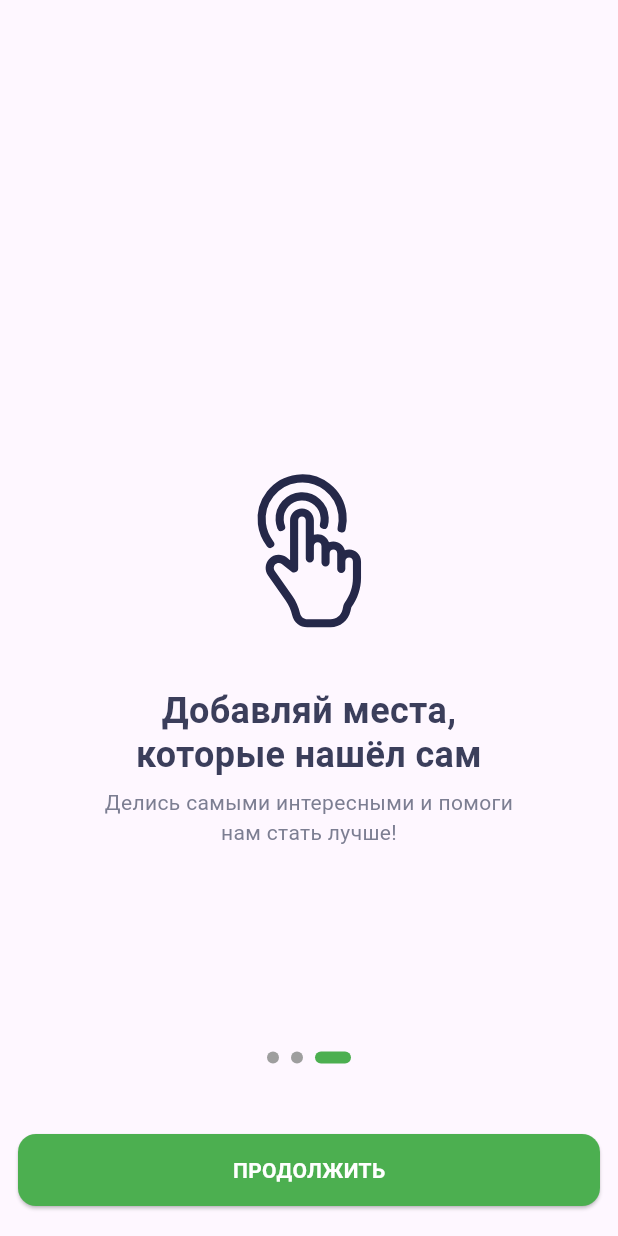
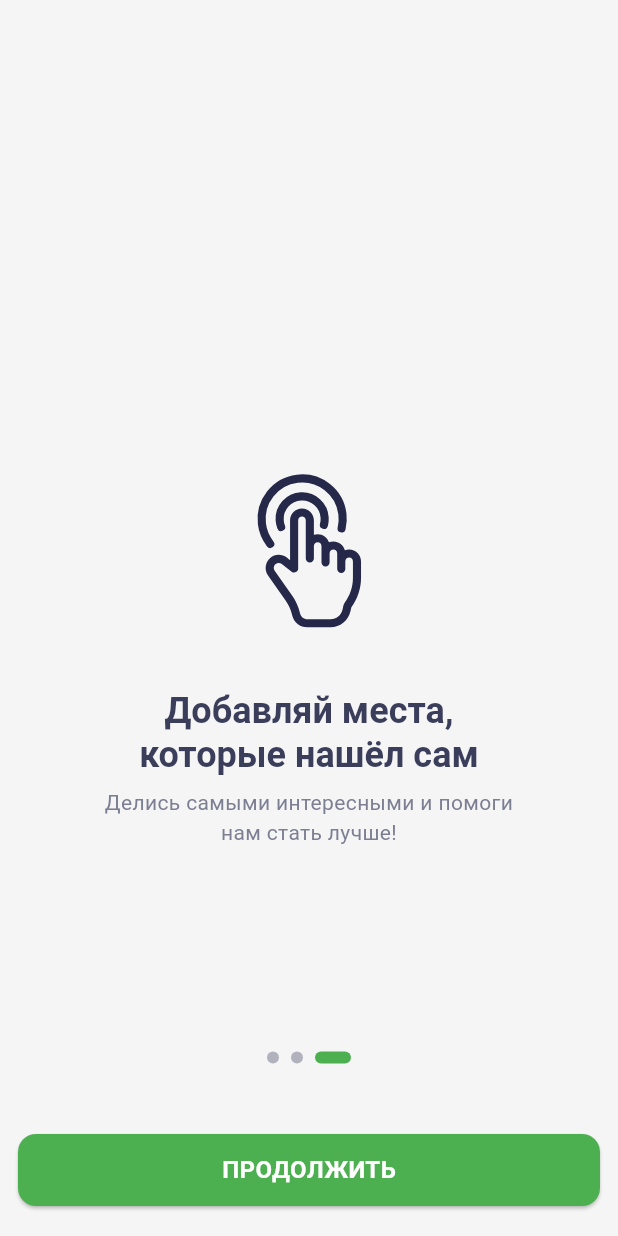
Before and after one commit to Mark-120/surf_interesting_places, a Flutter app: the screen it shows after launch, swiped to page 3, on a phone screen of 412 x 824 dp. Run offline on Flutter 3.47's test engine with Material 3 defaults, Android fonts, the phone set to English and light mode, and no system bars; our stand-ins replace flutter_svg.

Commit message:
feat: add uikit to the project

```diff
--- /dev/null
+++ b/lib/common/asset_paths.dart
@@ -0,0 +1,5 @@
+class AssetPaths {
+  static const String tutorial1 = 'assets/icons/tutorial_1.svg';
+  static const String tutorial2 = 'assets/icons/tutorial_2.svg';
+  static const String tutorial3 = 'assets/icons/tutorial_3.svg';
+}
--- a/lib/common/l10n/app_localizations.dart
+++ b/lib/common/l10n/app_localizations.dart
@@ -99,6 +99,54 @@ abstract class AppLocalizations {
   /// In ru, this message translates to:
   /// **'Привет, мир!'**
   String get helloWorld;
+
+  /// No description provided for @tutorialTitle1.
+  ///
+  /// In ru, this message translates to:
+  /// **'Добро пожаловать в Путеводитель'**
+  String get tutorialTitle1;
+
+  /// No description provided for @tutorialSubtitle1.
+  ///
+  /// In ru, this message translates to:
+  /// **'Ищи новые локации и сохраняй самые любимые.'**
+  String get tutorialSubtitle1;
+
+  /// No description provided for @tutorialTitle2.
+  ///
+  /// In ru, this message translates to:
+  /// **'Построй маршрут и отправляйся в путь'**
+  String get tutorialTitle2;
+
+  /// No description provided for @tutorialSubtitle2.
+  ///
+  /// In ru, this message translates to:
+  /// **'Достигай цели максимально быстро и комфортно.'**
+  String get tutorialSubtitle2;
+
+  /// No description provided for @tutorialTitle3.
+  ///
+  /// In ru, this message translates to:
+  /// **'Добавляй места, которые нашёл сам'**
+  String get tutorialTitle3;
+
+  /// No description provided for @tutorialSubtitle3.
+  ///
+  /// In ru, this message translates to:
+  /// **'Делись самыми интересными и помоги нам стать лучше!'**
+  String get tutorialSubtitle3;
+
+  /// No description provided for @tutorialSkipButton.
+  ///
+  /// In ru, this message translates to:
+  /// **'Пропустить'**
+  String get tutorialSkipButton;
+
+  /// No description provided for @tutorialContinueButton.
+  ///
+  /// In ru, this message translates to:
+  /// **'ПРОДОЛЖИТЬ'**
+  String get tutorialContinueButton;
 }
 
 class _AppLocalizationsDelegate
--- a/lib/common/l10n/app_localizations_ru.dart
+++ b/lib/common/l10n/app_localizations_ru.dart
@@ -10,4 +10,30 @@ class AppLocalizationsRu extends AppLocalizations {
 
   @override
   String get helloWorld => 'Привет, мир!';
+
+  @override
+  String get tutorialTitle1 => 'Добро пожаловать в Путеводитель';
+
+  @override
+  String get tutorialSubtitle1 => 'Ищи новые локации и сохраняй самые любимые.';
+
+  @override
+  String get tutorialTitle2 => 'Построй маршрут и отправляйся в путь';
+
+  @override
+  String get tutorialSubtitle2 =>
+      'Достигай цели максимально быстро и комфортно.';
+
+  @override
+  String get tutorialTitle3 => 'Добавляй места, которые нашёл сам';
+
+  @override
+  String get tutorialSubtitle3 =>
+      'Делись самыми интересными и помоги нам стать лучше!';
+
+  @override
+  String get tutorialSkipButton => 'Пропустить';
+
+  @override
+  String get tutorialContinueButton => 'ПРОДОЛЖИТЬ';
 }
--- a/lib/common/l10n/app_ru.arb
+++ b/lib/common/l10n/app_ru.arb
@@ -3,5 +3,13 @@
   "helloWorld": "Привет, мир!",
   "@helloWorld": {
     "description": "Строка, которую используют программисты при начале изучения программирования"
-  }
+  },
+  "tutorialTitle1": "Добро пожаловать в Путеводитель",
+  "tutorialSubtitle1": "Ищи новые локации и сохраняй самые любимые.",
+  "tutorialTitle2": "Построй маршрут и отправляйся в путь",
+  "tutorialSubtitle2": "Достигай цели максимально быстро и комфортно.",
+  "tutorialTitle3": "Добавляй места, которые нашёл сам",
+  "tutorialSubtitle3": "Делись самыми интересными и помоги нам стать лучше!",
+  "tutorialSkipButton": "Пропустить",
+  "tutorialContinueButton": "ПРОДОЛЖИТЬ"
 }
--- /dev/null
+++ b/lib/common/uikit/themes/app_colors.dart
@@ -0,0 +1,23 @@
+import 'package:flutter/material.dart';
+
+class AppColors {
+  static const Color white = Colors.white;
+  static const Color inactiveText = Color.fromRGBO(124, 126, 146, 0.56);
+
+  static const Color lightGreen = Color(0xFF4CAF50);
+  static const Color lightYellow = Color(0xFFFCDD3D);
+  static const Color lightRed = Color(0xFFEF4343);
+  static const Color lightMainText = Color(0xFF252849);
+  static const Color lightSecondaryText = Color(0xFF3B3E5B);
+  static const Color lightTertiaryText = Color(0xFF7C7E92);
+  static const Color lightBackground = Color(0xFFF5F5F5);
+
+  static const Color darkGreen = Color(0xFF6ADA6F);
+  static const Color darkYellow = Color(0xFFFFE769);
+  static const Color darkRed = Color(0xFFCF2A2A);
+  static const Color darkWhite = Colors.white;
+  static const Color darkDarkText = Color(0xFF1A1A20);
+  static const Color darkMainText = Color(0xFF21222C);
+  static const Color darkSecondaryText = Color(0xFF3B3E5B);
+  static const Color darkTertiaryText = Color(0xFF7C7E92);
+}
--- /dev/null
+++ b/lib/common/uikit/themes/app_text_styles.dart
@@ -0,0 +1,49 @@
+import 'package:flutter/material.dart';
+
+class AppTextStyles {
+  static const TextStyle largeTitle = TextStyle(
+    fontFamily: 'Roboto',
+    fontSize: 32,
+    fontWeight: FontWeight.bold,
+  );
+  static const TextStyle title = TextStyle(
+    fontFamily: 'Roboto',
+    fontWeight: FontWeight.bold,
+    fontSize: 24,
+    height: 1.2,
+  );
+
+  static const TextStyle subtitle = TextStyle(
+    fontFamily: 'Roboto',
+    fontWeight: FontWeight.w500,
+    fontSize: 18,
+  );
+
+  static const TextStyle regularText = TextStyle(
+    fontFamily: 'Roboto',
+    fontWeight: FontWeight.w500,
+    fontSize: 16,
+  );
+
+  static const TextStyle smallBold = TextStyle(
+    fontFamily: 'Roboto',
+    fontWeight: FontWeight.bold,
+    fontSize: 14,
+  );
+
+  static const TextStyle smallText = TextStyle(
+    fontFamily: 'Roboto',
+    fontSize: 14,
+  );
+
+  static const TextStyle superSmallText = TextStyle(
+    fontFamily: 'Roboto',
+    fontSize: 12,
+  );
+
+  static const TextStyle buttonText = TextStyle(
+    fontFamily: 'Roboto',
+    fontWeight: FontWeight.bold,
+    fontSize: 16,
+  );
+}
--- /dev/null
+++ b/lib/common/uikit/themes/app_themes.dart
@@ -0,0 +1,75 @@
+import 'package:flutter/material.dart';
+import 'package:surf_interesting_places/common/uikit/themes/app_colors.dart';
+import 'package:surf_interesting_places/common/uikit/themes/app_text_styles.dart';
+
+class AppThemes {
+  static ThemeData get lightTheme => ThemeData(
+    colorScheme: ColorScheme.light(
+      primary: AppColors.lightGreen,
+      secondary: AppColors.lightMainText,
+    ),
+    brightness: Brightness.light,
+    scaffoldBackgroundColor: AppColors.lightBackground,
+    textTheme: TextTheme(
+      headlineLarge: AppTextStyles.largeTitle.copyWith(
+        color: AppColors.lightSecondaryText,
+      ),
+      headlineMedium: AppTextStyles.title.copyWith(
+        color: AppColors.lightSecondaryText,
+      ),
+      headlineSmall: AppTextStyles.subtitle.copyWith(
+        color: AppColors.lightSecondaryText,
+      ),
+      titleMedium: AppTextStyles.regularText.copyWith(
+        color: AppColors.lightSecondaryText,
+      ),
+      titleSmall: AppTextStyles.smallBold.copyWith(
+        color: AppColors.lightSecondaryText,
+      ),
+      bodyMedium: AppTextStyles.smallText.copyWith(
+        color: AppColors.lightSecondaryText,
+      ),
+      bodySmall: AppTextStyles.superSmallText.copyWith(
+        color: AppColors.lightSecondaryText,
+      ),
+    ),
+    textButtonTheme: TextButtonThemeData(
+      style: TextButton.styleFrom(
+        textStyle: AppTextStyles.buttonText,
+        foregroundColor: AppColors.lightGreen,
+      ),
+    ),
+  );
+
+  static ThemeData get darkTheme => ThemeData(
+    colorScheme: ColorScheme.light(
+      primary: AppColors.darkGreen,
+      secondary: AppColors.darkMainText,
+    ),
+    brightness: Brightness.dark,
+    scaffoldBackgroundColor: AppColors.darkMainText,
+    textTheme: TextTheme(
+      headlineLarge: AppTextStyles.largeTitle.copyWith(
+        color: AppColors.darkWhite,
+      ),
+      headlineMedium: AppTextStyles.title.copyWith(color: AppColors.darkWhite),
+      headlineSmall: AppTextStyles.subtitle.copyWith(
+        color: AppColors.darkWhite,
+      ),
+      titleMedium: AppTextStyles.regularText.copyWith(
+        color: AppColors.darkWhite,
+      ),
+      titleSmall: AppTextStyles.smallBold.copyWith(color: AppColors.darkWhite),
+      bodyMedium: AppTextStyles.smallText.copyWith(color: AppColors.darkWhite),
+      bodySmall: AppTextStyles.superSmallText.copyWith(
+        color: AppColors.darkWhite,
+      ),
+    ),
+    textButtonTheme: TextButtonThemeData(
+      style: TextButton.styleFrom(
+        textStyle: AppTextStyles.buttonText,
+        foregroundColor: AppColors.darkGreen,
+      ),
+    ),
+  );
+}
--- a/lib/features/tutorial/presentation/tutorial_screen.dart
+++ b/lib/features/tutorial/presentation/tutorial_screen.dart
@@ -1,5 +1,10 @@
 import 'package:flutter/material.dart';
 import 'package:flutter_svg/svg.dart';
+import 'package:surf_interesting_places/common/asset_paths.dart';
+import 'package:surf_interesting_places/common/l10n/app_localizations.dart';
+import 'package:surf_interesting_places/common/uikit/themes/app_text_styles.dart';
+
+import '../../../common/uikit/themes/app_colors.dart';
 
 class TutorialScreen extends StatefulWidget {
   const TutorialScreen({super.key});
@@ -22,12 +27,7 @@ class _TutorialScreenState extends State<TutorialScreen> {
                   TextButton(
                     onPressed: () {},
                     child: Text(
-                      'Пропустить',
-                      style: TextStyle(
-                        fontFamily: 'Roboto',
-                        fontSize: 16,
-                        color: Color(0xFF4CAF50),
-                      ),
+                      AppLocalizations.of(context)!.tutorialSkipButton,
                     ),
                   ),
                 ]
@@ -100,7 +100,7 @@ class EmptyPageIndicator extends StatelessWidget {
       child: Container(
         decoration: BoxDecoration(
           borderRadius: BorderRadius.circular(8),
-          color: Colors.grey,
+          color: AppColors.inactiveText,
         ),
       ),
     );
@@ -118,7 +118,7 @@ class FullPageIndicator extends StatelessWidget {
       child: Container(
         decoration: BoxDecoration(
           borderRadius: BorderRadius.circular(8),
-          color: Color(0xFF4CAF50),
+          color: Theme.of(context).primaryColor,
         ),
       ),
     );
@@ -132,9 +132,9 @@ class WelcomeSubpage extends StatelessWidget {
   Widget build(BuildContext context) {
     return Center(
       child: _SubpageContent(
-        svgPath: 'assets/icons/tutorial_1.svg',
-        title: 'Добро пожаловать в Путеводитель',
-        subtitle: 'Ищи новые локации и сохраняй самые любимые.',
+        svgPath: AssetPaths.tutorial1,
+        title: AppLocalizations.of(context)!.tutorialTitle1,
+        subtitle: AppLocalizations.of(context)!.tutorialSubtitle1,
       ),
     );
   }
@@ -147,9 +147,9 @@ class RouteSubpage extends StatelessWidget {
   Widget build(BuildContext context) {
     return Center(
       child: _SubpageContent(
-        svgPath: 'assets/icons/tutorial_2.svg',
-        title: 'Построй маршрут и отправляйся в путь',
-        subtitle: 'Достигай цели максимально быстро и комфортно.',
+        svgPath: AssetPaths.tutorial2,
+        title: AppLocalizations.of(context)!.tutorialTitle2,
+        subtitle: AppLocalizations.of(context)!.tutorialSubtitle2,
       ),
     );
   }
@@ -164,9 +164,9 @@ class FavouriteSubpage extends StatelessWidget {
       children: [
         Center(
           child: _SubpageContent(
-            svgPath: 'assets/icons/tutorial_3.svg',
-            title: 'Добавляй места, которые нашёл сам',
-            subtitle: 'Делись самыми интересными и помоги нам стать лучше!',
+            svgPath: AssetPaths.tutorial3,
+            title: AppLocalizations.of(context)!.tutorialTitle3,
+            subtitle: AppLocalizations.of(context)!.tutorialSubtitle3,
           ),
         ),
         Positioned.fill(
@@ -183,12 +183,9 @@ class FavouriteSubpage extends StatelessWidget {
                     height: 48,
                     child: Center(
                       child: Text(
-                        'ПРОДОЛЖИТЬ',
-                        style: TextStyle(
-                          color: Colors.white,
-                          fontWeight: FontWeight.bold,
-                          fontSize: 14,
-                          fontFamily: 'Roboto',
+                        AppLocalizations.of(context)!.tutorialContinueButton,
+                        style: AppTextStyles.buttonText.copyWith(
+                          color: AppColors.white,
                         ),
                       ),
                     ),
@@ -233,13 +230,7 @@ class _SubpageContent extends StatelessWidget {
           Text(
             title,
             textAlign: TextAlign.center,
-            style: TextStyle(
-              fontFamily: 'Roboto',
-              fontWeight: FontWeight.bold,
-              fontSize: 24,
-              color: Color(0xFF3B3E5B),
-              height: 1.2,
-            ),
+            style: Theme.of(context).textTheme.headlineMedium,
             overflow: TextOverflow.clip,
           ),
           SizedBox(
@@ -248,10 +239,8 @@ class _SubpageContent extends StatelessWidget {
           Text(
             subtitle,
             textAlign: TextAlign.center,
-            style: TextStyle(
-              fontFamily: 'Roboto',
-              fontSize: 14,
-              color: Color(0xFF7C7E92),
+            style: Theme.of(context).textTheme.bodyMedium!.copyWith(
+              color: AppColors.lightTertiaryText,
             ),
           ),
         ],
--- a/lib/main.dart
+++ b/lib/main.dart
@@ -1,4 +1,5 @@
 import 'package:flutter/material.dart';
+import 'package:surf_interesting_places/common/uikit/themes/app_themes.dart';
 import 'package:surf_interesting_places/features/tutorial/presentation/tutorial_screen.dart';
 import 'common/l10n/app_localizations.dart';
 
@@ -12,6 +13,7 @@ class MainApp extends StatelessWidget {
   @override
   Widget build(BuildContext context) {
     return MaterialApp(
+      theme: AppThemes.lightTheme,
       localizationsDelegates: AppLocalizations.localizationsDelegates,
       supportedLocales: AppLocalizations.supportedLocales,
       home: TutorialScreen(),
```
